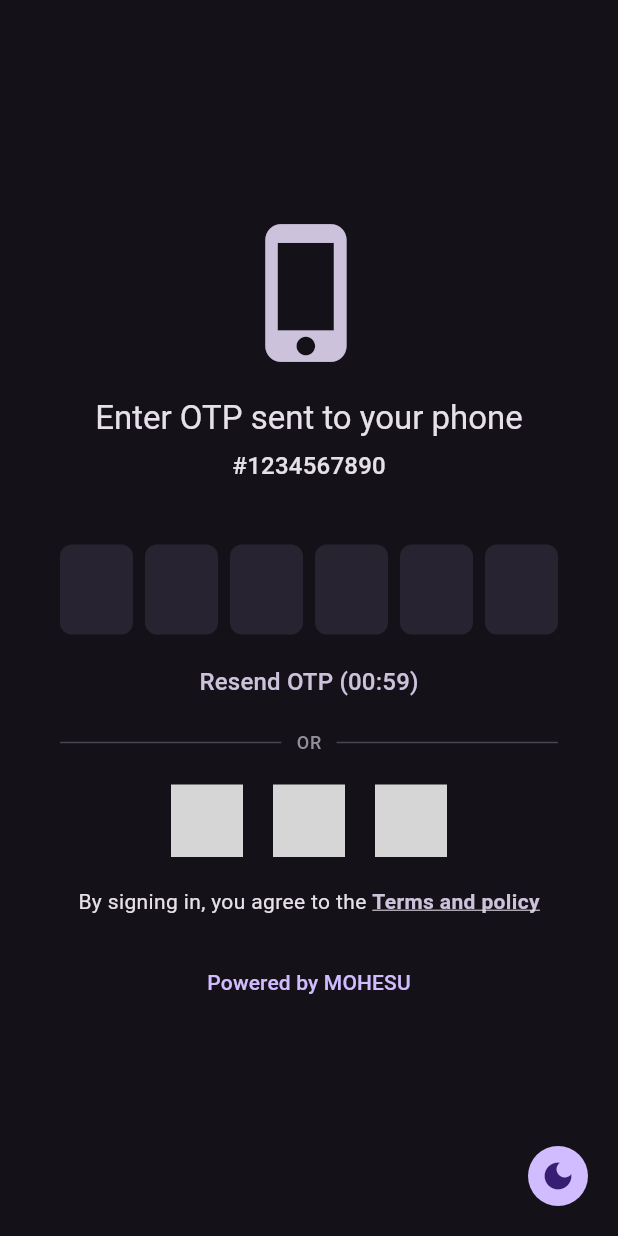
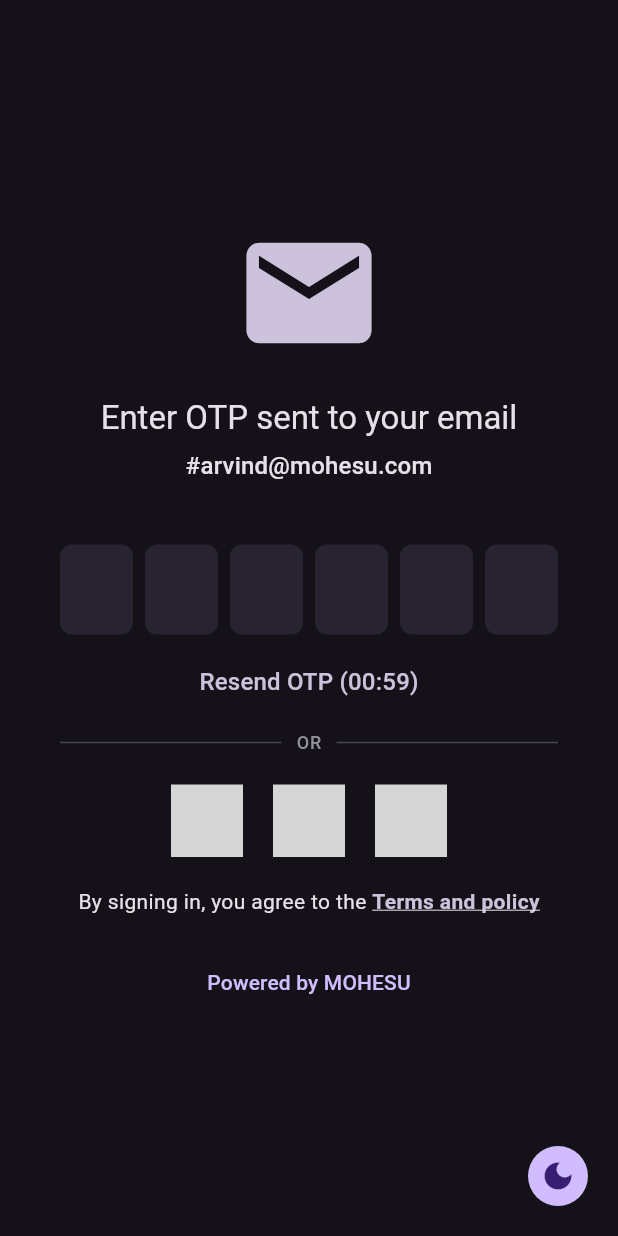
Before and after one commit to rvndsngwn/flutter_animated_login, a Flutter app: the FlutterAnimatedVerify screen opened by its route, on a phone screen of 412 x 824 dp. Run offline on Flutter 3.47's test engine with Material 3 defaults, Android fonts, the phone set to English and light mode, and no system bars; drawn by our look-alikes of pinput; our stand-ins replace go_router, intl_phone_field; missing offline and left inert: material_loading_buttons; grey boxes are pictures that could not be loaded.

Commit message:
Update verify.dart and page.dart

```diff
--- a/lib/src/verify.dart
+++ b/lib/src/verify.dart
@@ -11,7 +11,7 @@ class FlutterAnimatedVerify extends StatefulWidget {
   const FlutterAnimatedVerify({
     super.key,
     this.onPressed,
-    this.value = '1234567890',
+    this.value = 'arvind@mohesu.com',
   });
 
   @override
--- a/lib/src/widget/page.dart
+++ b/lib/src/widget/page.dart
@@ -32,8 +32,9 @@ class PageWidget extends StatelessWidget {
             child: Material(
               borderRadius: BorderRadius.circular(20),
               child: Padding(
-                padding: const EdgeInsets.symmetric(
+                padding: EdgeInsets.symmetric(
                   vertical: 40,
+                  horizontal: isMobile ? 0 : 40,
                 ),
                 child: builder?.call(context, constraints),
               ),
```
